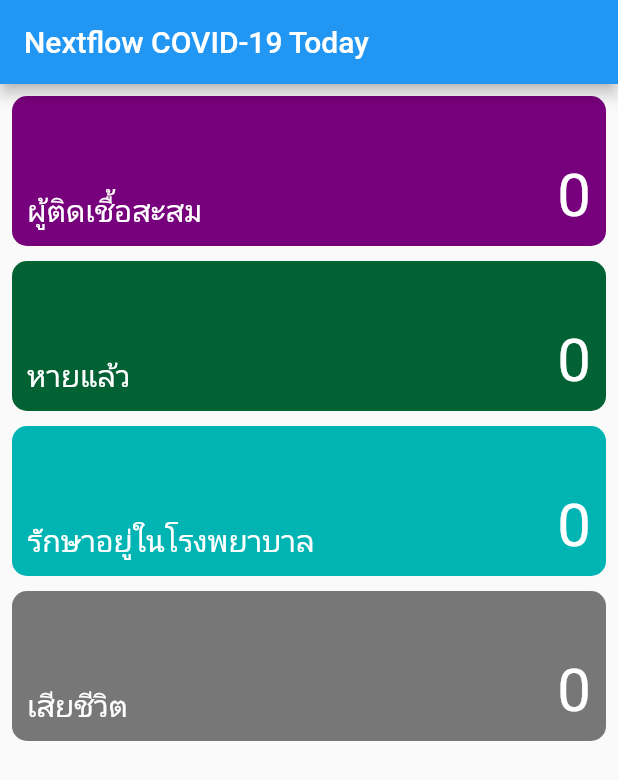
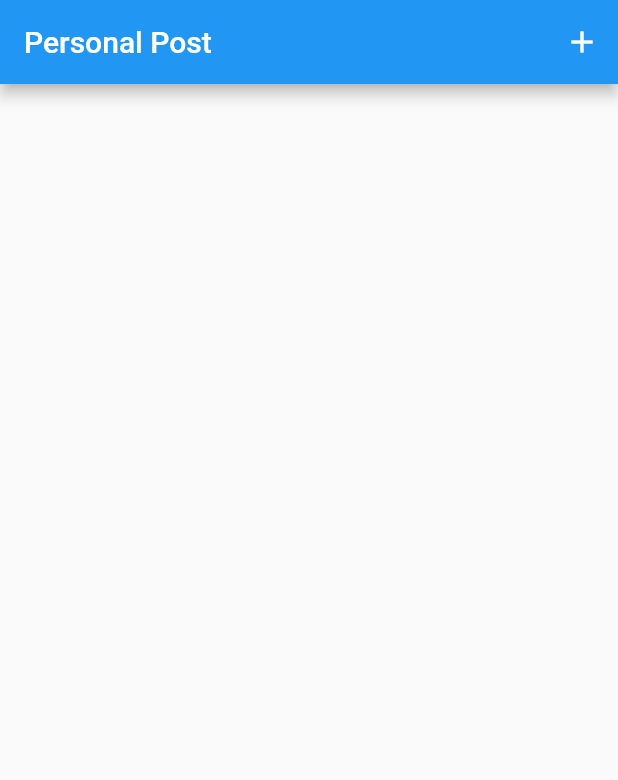
Before and after one commit to VeepCream/learnFluter, a Flutter app: the screen it shows after launch, on a phone screen of 412 x 824 dp. Shown: the top 780 px of the screen. Run offline on Flutter 3.47's test engine with Material 2 defaults, Android fonts, the phone set to English and light mode, and no system bars.

Commit message:
add Icon button in the app

```diff
--- a/lib/covid_today_result.dart
+++ /dev/null
@@ -1,76 +0,0 @@
-// To parse this JSON data, do
-//
-//     final covidTodayResult = covidTodayResultFromJson(jsonString);
-
-import 'dart:convert';
-
-CovidTodayResult covidTodayResultFromJson(String str) =>
-    CovidTodayResult.fromJson(json.decode(str));
-
-String covidTodayResultToJson(CovidTodayResult data) =>
-    json.encode(data.toJson());
-
-class CovidTodayResult {
-  CovidTodayResult({
-    this.confirmed,
-    this.recovered,
-    this.hospitalized,
-    this.deaths,
-    this.newConfirmed,
-    this.newRecovered,
-    this.newHospitalized,
-    this.newDeaths,
-    this.updateDate,
-    this.source,
-    this.devBy,
-    this.severBy,
-  });
-
-  int confirmed;
-  int recovered;
-  int hospitalized;
-  int deaths;
-  int newConfirmed;
-  int newRecovered;
-  int newHospitalized;
-  int newDeaths;
-  String updateDate;
-  String source;
-  String devBy;
-  String severBy;
-
-  factory CovidTodayResult.fromJson(Map<String, dynamic> json) =>
-      CovidTodayResult(
-        confirmed: json["Confirmed"] == null ? null : json["Confirmed"],
-        recovered: json["Recovered"] == null ? null : json["Recovered"],
-        hospitalized:
-            json["Hospitalized"] == null ? null : json["Hospitalized"],
-        deaths: json["Deaths"] == null ? null : json["Deaths"],
-        newConfirmed:
-            json["NewConfirmed"] == null ? null : json["NewConfirmed"],
-        newRecovered:
-            json["NewRecovered"] == null ? null : json["NewRecovered"],
-        newHospitalized:
-            json["NewHospitalized"] == null ? null : json["NewHospitalized"],
-        newDeaths: json["NewDeaths"] == null ? null : json["NewDeaths"],
-        updateDate: json["UpdateDate"] == null ? null : json["UpdateDate"],
-        source: json["Source"] == null ? null : json["Source"],
-        devBy: json["DevBy"] == null ? null : json["DevBy"],
-        severBy: json["SeverBy"] == null ? null : json["SeverBy"],
-      );
-
-  Map<String, dynamic> toJson() => {
-        "Confirmed": confirmed == null ? null : confirmed,
-        "Recovered": recovered == null ? null : recovered,
-        "Hospitalized": hospitalized == null ? null : hospitalized,
-        "Deaths": deaths == null ? null : deaths,
-        "NewConfirmed": newConfirmed == null ? null : newConfirmed,
-        "NewRecovered": newRecovered == null ? null : newRecovered,
-        "NewHospitalized": newHospitalized == null ? null : newHospitalized,
-        "NewDeaths": newDeaths == null ? null : newDeaths,
-        "UpdateDate": updateDate == null ? null : updateDate,
-        "Source": source == null ? null : source,
-        "DevBy": devBy == null ? null : devBy,
-        "SeverBy": severBy == null ? null : severBy,
-      };
-}
--- a/lib/main.dart
+++ b/lib/main.dart
@@ -1,9 +1,4 @@
 import 'package:flutter/material.dart';
-import 'package:http/http.dart' as http;
-import 'package:learn/covid_today_result.dart';
-import 'dart:developer' as dev;
-
-import 'package:learn/stat_box.dart';
 
 void main() {
   runApp(MyApp());
@@ -13,15 +8,19 @@ class MyApp extends StatelessWidget {
   @override
   Widget build(BuildContext context) {
     return MaterialApp(
-      title: 'Nextflow COVID-19 Today',
-      theme: ThemeData(primarySwatch: Colors.blue),
-      home: MyHomePage(title: 'Nextflow COVID-19 Today'),
+      title: 'Nextflow Personal Post',
+      theme: ThemeData(
+        primarySwatch: Colors.blue,
+        visualDensity: VisualDensity.adaptivePlatformDensity,
+      ),
+      home: MyHomePage(title: 'Personal Post'),
     );
   }
 }
 
 class MyHomePage extends StatefulWidget {
   MyHomePage({Key key, this.title}) : super(key: key);
+
   final String title;
 
   @override
@@ -30,113 +29,14 @@ class MyHomePage extends StatefulWidget {
 
 class _MyHomePageState extends State<MyHomePage> {
   @override
-  void initState() {
-    super.initState();
-
-    print('init state');
-  }
-
-  Future<CovidTodayResult> getData() async {
-    print("get Data");
-    try {
-      var response =
-          await http.get('https://covid19.th-stat.com/api/open/today');
-      print(response.body);
-      var result = covidTodayResultFromJson(response.body);
-      // _dataFromWebAPI = covidTodayResultFromJson(response.body);
-      dev.log(result.toString());
-      print("test");
-
-      return result;
-    } catch (e) {
-      print(e);
-      return null;
-    }
-  }
-
-  @override
   Widget build(BuildContext context) {
-    print('build');
-
     return Scaffold(
-      appBar: AppBar(
-        title: Text(widget.title),
-      ),
-
-      body: FutureBuilder(
-        future: getData(),
-        builder:
-            (BuildContext context, AsyncSnapshot<CovidTodayResult> snapshot) {
-          print(snapshot.connectionState);
-          if (snapshot.connectionState == ConnectionState.done) {
-            var result = snapshot.data;
-            print(result);
-            return Padding(
-              padding: const EdgeInsets.all(8.0),
-              child: Column(
-                children: <Widget>[
-                  StatBox(
-                    title: 'ผู้ติดเชื้อสะสม',
-                    total: result?.confirmed ?? 0,
-                    backgroundColor: Color(0xff77007c),
-                  ),
-                  SizedBox(
-                    height: 10,
-                  ),
-                  StatBox(
-                    title: 'หายแล้ว',
-                    total: result?.recovered ?? 0,
-                    backgroundColor: Color(0xff036233),
-                  ),
-                  SizedBox(
-                    height: 10,
-                  ),
-                  StatBox(
-                    title: 'รักษาอยู่ในโรงพยาบาล',
-                    total: result?.hospitalized ?? 0,
-                    backgroundColor: Color(0xff00B4B4),
-                  ),
-                  SizedBox(
-                    height: 10,
-                  ),
-                  StatBox(
-                    title: 'เสียชีวิต',
-                    total: result?.deaths ?? 0,
-                    backgroundColor: Color(0xff777777),
-                  ),
-                ],
-              ),
-            );
-          }
-          return LinearProgressIndicator();
-        },
-      ),
-      // body: Column(
-      //   children: <Widget>[
-      //     indicator ?? Container(),
-      //     Expanded(
-      //         child: ListView(
-      //       children: <Widget>[
-      //         ListTile(
-      //           title: Text('ผู้ติดเชื้อสะสม'),
-      //           subtitle: Text('${_dataFromWebAPI?.confirmed ?? "0"}'),
-      //         ),
-      //         ListTile(
-      //           title: Text('หายแล้ว'),
-      //           subtitle: Text('${_dataFromWebAPI?.recovered ?? "0"}'),
-      //         ),
-      //         ListTile(
-      //           title: Text('รักษาอยู่ในโรงพยาบาล'),
-      //           subtitle: Text('${_dataFromWebAPI?.hospitalized ?? "0"}'),
-      //         ),
-      //         ListTile(
-      //           title: Text('เสียชีวิต'),
-      //           subtitle: Text('${_dataFromWebAPI?.deaths ?? "0"}'),
-      //         )
-      //       ],
-      //     )),
-      //   ],
-      // )
-    );
+        appBar: AppBar(
+          title: Text(widget.title),
+          actions: <Widget>[
+            IconButton(icon: Icon(Icons.add), onPressed: () {})
+          ],
+        ),
+        body: Container());
   }
 }
--- a/lib/stat_box.dart
+++ /dev/null
@@ -1,37 +0,0 @@
-import 'package:flutter/material.dart';
-import 'package:intl/intl.dart';
-
-class StatBox extends StatelessWidget {
-  final String title;
-  final int total;
-  final Color backgroundColor;
-
-  const StatBox({Key key, this.title, this.total, this.backgroundColor})
-      : super(key: key);
-
-  @override
-  Widget build(BuildContext context) {
-    return Container(
-      height: 100,
-      padding: EdgeInsets.all(10),
-      decoration: BoxDecoration(
-          borderRadius: BorderRadius.circular(10), color: backgroundColor),
-      child: Row(
-        crossAxisAlignment: CrossAxisAlignment.end,
-        children: <Widget>[
-          Text(
-            title,
-            style: TextStyle(fontSize: 20, color: Colors.white),
-          ),
-          Expanded(
-            child: Text(
-              '${NumberFormat("#,###").format(total) ?? "0"}',
-              style: TextStyle(fontSize: 40, color: Colors.white),
-              textAlign: TextAlign.right,
-            ),
-          )
-        ],
-      ),
-    );
-  }
-}
```
